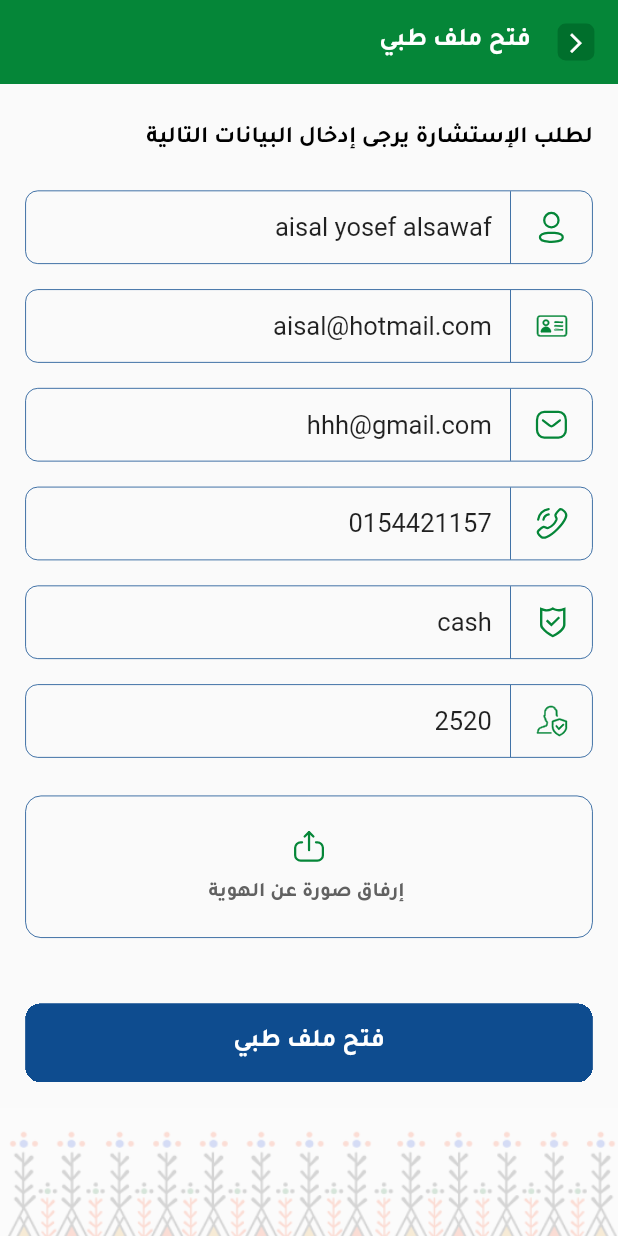
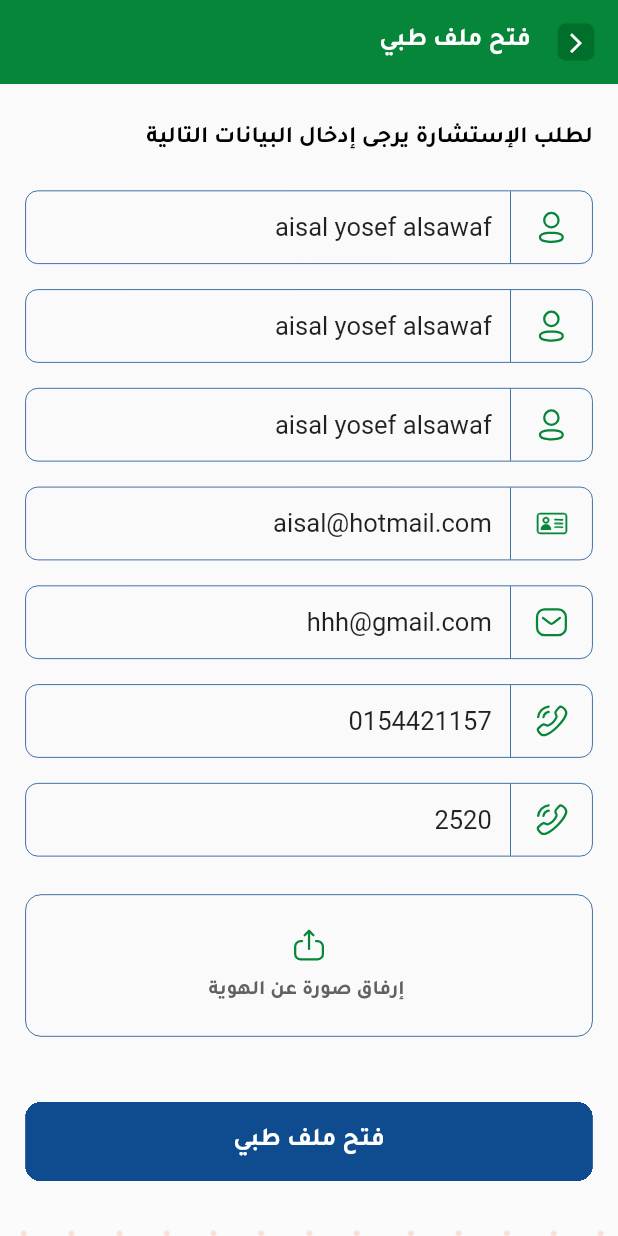
Before and after one commit to HodaTabasi/aphaa, a Flutter app: the OpeningMedicalFile screen opened by its route, on a phone screen of 412 x 824 dp. Run offline on Flutter 3.47's test engine with Material 2 defaults, Android fonts, the phone set to English and light mode, and no system bars; our stand-ins replace avatar_glow, connectivity_plus, firebase_auth, firebase_core, flutter_calendar_carousel, flutter_screenutil and 6 more; missing offline and left inert: flutter_paytabs_bridge, syncfusion_flutter_pdfviewer; accounts and stored records are empty; generated files the repository leaves out were written again; network calls fail; key blocks and very long unbroken strings in the code were emptied for the run.

Commit message:
تحسين الاحمر اللي بالخطا وشويه تحسينات

```diff
--- a/lib/general/edittext_item.dart
+++ b/lib/general/edittext_item.dart
@@ -2,20 +2,26 @@ import 'package:flutter/material.dart';
 import 'package:flutter_screenutil/flutter_screenutil.dart';
 import 'package:flutter_svg/svg.dart';
 
-class EditTextItem extends StatelessWidget {
+class EditTextItem extends StatefulWidget {
   String icon;
   String hint;
   bool b = true;
+  bool first = true;
 
   TextEditingController? controler;
   EditTextItem(this.icon,this.hint, {this.controler ,this.b = true}) ;
 
   @override
+  State<EditTextItem> createState() => _EditTextItemState();
+}
+
+class _EditTextItemState extends State<EditTextItem> {
+  @override
   Widget build(BuildContext context) {
     return Container(
       margin:  EdgeInsets.symmetric(horizontal: 16.r,vertical: 8.r),
       decoration: BoxDecoration(
-        border: Border.all(color: const Color(0xff0E4C8F),width: 0.5.w),
+        border: Border.all(color: widget.first?Color(0xff0E4C8F):widget.controler!.text.isNotEmpty?Color(0xff0E4C8F):Colors.red,width: 0.5.w),
         borderRadius: BorderRadius.circular(8.r),
       ),
       child: IntrinsicHeight(
@@ -25,23 +31,23 @@ class EditTextItem extends StatelessWidget {
             Padding(
               padding:  EdgeInsets.symmetric(horizontal: 14.0.r),
               child:  SvgPicture.asset(
-                  icon,
+                  widget.icon,
                   semanticsLabel: 'Acme Logo'
               ),
             ),
              VerticalDivider(
                 width:2.w,
                 thickness:0.5.w,
-                color:Color(0xff0E4C8F)
+                color: widget.first?Color(0xff0E4C8F):widget.controler!.text.isNotEmpty?Color(0xff0E4C8F):Colors.red
             ),
             Expanded(child: Padding(
               padding:  EdgeInsets.symmetric(horizontal: 8.0.r),
               child: TextFormField(
-                controller: controler,
-                enabled: b,
+                controller: widget.controler,
+                enabled: widget.b,
                 decoration: InputDecoration(
                   border: InputBorder.none,
-                  hintText: hint,
+                  hintText: widget.hint,
                   hintStyle: TextStyle(
                     color: Colors.grey.shade700,
                     fontSize: 13.sp,
@@ -49,6 +55,11 @@ class EditTextItem extends StatelessWidget {
                     fontWeight: FontWeight.bold,
                   )
                 ),
+                onChanged: (value) {
+                  widget.first = false;
+                  setState(() {
+                  });
+                },
               ),
             ))
           ],
--- a/lib/get/doctor_getx_controller.dart
+++ b/lib/get/doctor_getx_controller.dart
@@ -16,6 +16,8 @@ class DoctorGetxController extends GetxController {
   RxList<Doctor> list = <Doctor>[].obs;
   RxList<Doctor> listBeforeFiltter = <Doctor>[].obs;
   RxList<Pages> pageList = <Pages>[].obs;
+
+  List<Clinic> myData = [];
 
   RxString offSet = "1".obs;
 
@@ -97,7 +99,7 @@ class DoctorGetxController extends GetxController {
     offSet = "1".obs;
     page = 0;
     selectedPageNumber = "1".obs;
-
+    await getListsData();
     DoctorListResponse? v = await HospitalApiController().getClDrs(
         clinicCode: clinicCode,
         flag: true,
@@ -118,4 +120,8 @@ class DoctorGetxController extends GetxController {
     }
 
   }
+
+  getListsData() async {
+    myData = await HospitalApiController().getClList() ?? [];
+  }
 }
--- a/lib/l10n/app_ar.arb
+++ b/lib/l10n/app_ar.arb
@@ -130,6 +130,7 @@
      "the_doctor":" الطبيب : ",
      "the_doctor_s":" الطبيب  ",
      "descraptipn":" التشخيص : ",
+     "clear_filter":" مسح الفلتر  ",
 
      "payment_data":"تاريخ الدفع ",
      "the_name_on_the_card":"الاسم على البطاقة ",
--- a/lib/l10n/app_en.arb
+++ b/lib/l10n/app_en.arb
@@ -137,6 +137,7 @@
          "the_doctor":" the doctor : ",
          "the_doctor_s":" the doctor  ",
          "descraptipn":" Diagnosis : ",
+         "clear_filter":" clear filter  ",
 
          "payment_data":"payment date ",
           "the_name_on_the_card":"the name on the card ",
--- a/lib/screens/main_screens/open_medocal/opening_medical_file.dart
+++ b/lib/screens/main_screens/open_medocal/opening_medical_file.dart
@@ -16,7 +16,6 @@ import '../../../general/edittext_item.dart';
 import 'package:aphaa_app/helper/helpers.dart' as myHelper ;
 
 import '../../../model/api_response.dart';
-import '../../auth/create_account1/new_account_first.dart';
 
 class OpeningMedicalFile extends StatefulWidget {
   static String routeName = "/open_media_file";
@@ -27,7 +26,9 @@ class OpeningMedicalFile extends StatefulWidget {
 
 class _OpeningMedicalFileState extends State<OpeningMedicalFile> with Helpers, myHelper.Helpers1 {
 
-  late TextEditingController name;
+  late TextEditingController firstName;
+  late TextEditingController medileName;
+  late TextEditingController lastName;
   late TextEditingController userId;
   late TextEditingController phone;
   late TextEditingController inCompany;
@@ -41,13 +42,15 @@ class _OpeningMedicalFileState extends State<OpeningMedicalFile> with Helpers, m
 
   @override
   void initState() {
-    name = TextEditingController(text: "aisal yosef alsawaf");
+    firstName = TextEditingController(text: "aisal yosef alsawaf");
+    medileName = TextEditingController(text: "aisal yosef alsawaf");
+    lastName = TextEditingController(text: "aisal yosef alsawaf");
     userId = TextEditingController(text: "aisal@hotmail.com");
     _pEmail = TextEditingController(text: "hhh@gmail.com");
     phone = TextEditingController(text: "0154421157");
     inCompany = TextEditingController(text: "cash");
     inId = TextEditingController(text: "2520");
-    _imagePicker = ImagePicker();
+
     super.initState();
   }
   @override
@@ -104,7 +107,11 @@ class _OpeningMedicalFileState extends State<OpeningMedicalFile> with Helpers, m
             child: Column(
               children: [
                 EditTextItem('assets/images/Profile.svg',
-                    AppLocalizations.of(context)!.pasent_name,controler: name,),
+                    AppLocalizations.of(context)!.pasent_name,controler: firstName,),
+                EditTextItem('assets/images/Profile.svg',
+                  AppLocalizations.of(context)!.pasent_name,controler: medileName,),
+                EditTextItem('assets/images/Profile.svg',
+                  AppLocalizations.of(context)!.pasent_name,controler: lastName,),
                 EditTextItem('assets/images/id.svg', AppLocalizations.of(context)!.identity_iqama,controler: userId,),
                 EditTextItem(
                   'assets/images/Message.svg',
@@ -113,9 +120,12 @@ class _OpeningMedicalFileState extends State<OpeningMedicalFile> with Helpers, m
                 ),
                 EditTextItem('assets/images/phone.svg',
                     AppLocalizations.of(context)!.phone,controler: phone,),
-                EditTextItem('assets/images/scure.svg', AppLocalizations.of(context)!.insurance_company_cash,controler: inCompany,),
-                EditTextItem(
-                    'assets/images/scureId.svg', AppLocalizations.of(context)!.insurance_policy_number,controler: inId),
+                EditTextItem('assets/images/phone.svg',
+                  AppLocalizations.of(context)!.phone,controler: inId,),
+
+                // EditTextItem('assets/images/scure.svg', AppLocalizations.of(context)!.insurance_company_cash,controler: inCompany,),
+                // EditTextItem(
+                //     'assets/images/scureId.svg', AppLocalizations.of(context)!.insurance_policy_number,controler: inId),
                 InkWell(
                   onTap: () async {
                     await _pickImage();
@@ -195,7 +205,9 @@ class _OpeningMedicalFileState extends State<OpeningMedicalFile> with Helpers, m
   bool _checkData() {
     if (userId.text.isNotEmpty &&
         phone.text.isNotEmpty &&
-        name.text.isNotEmpty  &&
+        firstName.text.isNotEmpty  &&
+        lastName.text.isNotEmpty  &&
+        medileName.text.isNotEmpty  &&
         inId.text.isNotEmpty  &&
         _pEmail.text.isNotEmpty  &&
         inCompany.text.isNotEmpty && _pickedImage != null) {
@@ -207,7 +219,7 @@ class _OpeningMedicalFileState extends State<OpeningMedicalFile> with Helpers, m
 
   Future<void> _uploadImage() async {
     showLoaderDialog(context);
-    ApiResponse apiResponse = await QuickServiceApiController().openFile(mobile: phone.text,name: name.text,identity_number: userId.text,insurance_number: inId.text,paying_type: inCompany.text,image:  _pickedImage!.path,email:_pEmail.text );
+    ApiResponse apiResponse = await QuickServiceApiController().openFile(mobile: phone.text,name: lastName.text,identity_number: userId.text,insurance_number: inId.text,paying_type: inCompany.text,image:  _pickedImage!.path,email:_pEmail.text );
     if (apiResponse.success) {
       Navigator.pop(context);
       NewAccountGetxController.to.fileData = apiResponse.object;
```
Also changed, not shown: lib/general/password_item.dart (+8 -2 lines), lib/screens/main_screens/Doctor/doctors_screen.dart (+41 -30 lines), lib/screens/main_screens/Doctor/filtter_dropdown_item.dart (added, +98 -0 lines), lib/screens/main_screens/send_consult/text_area.dart (+17 -6 lines).
